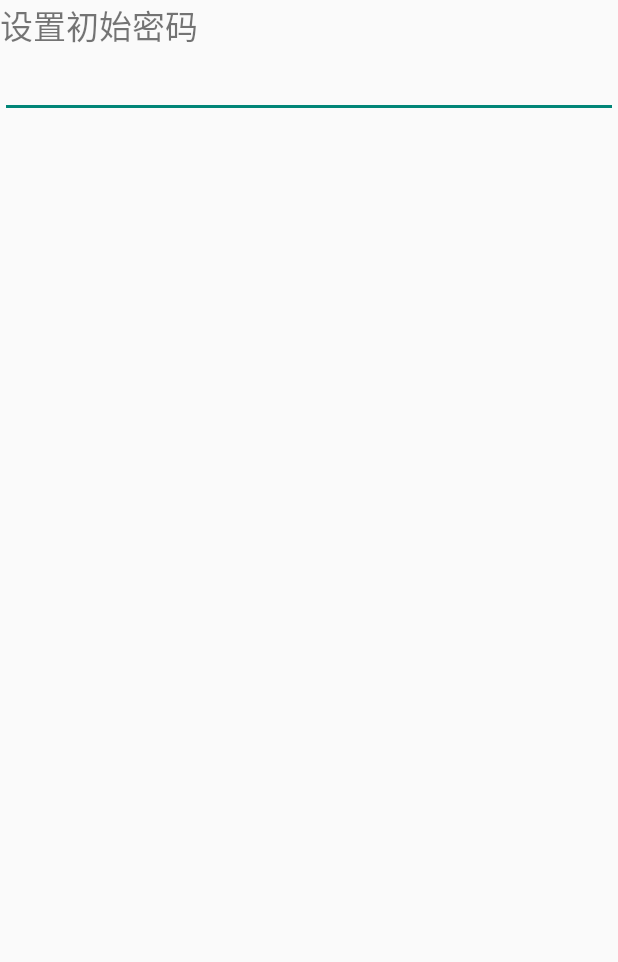
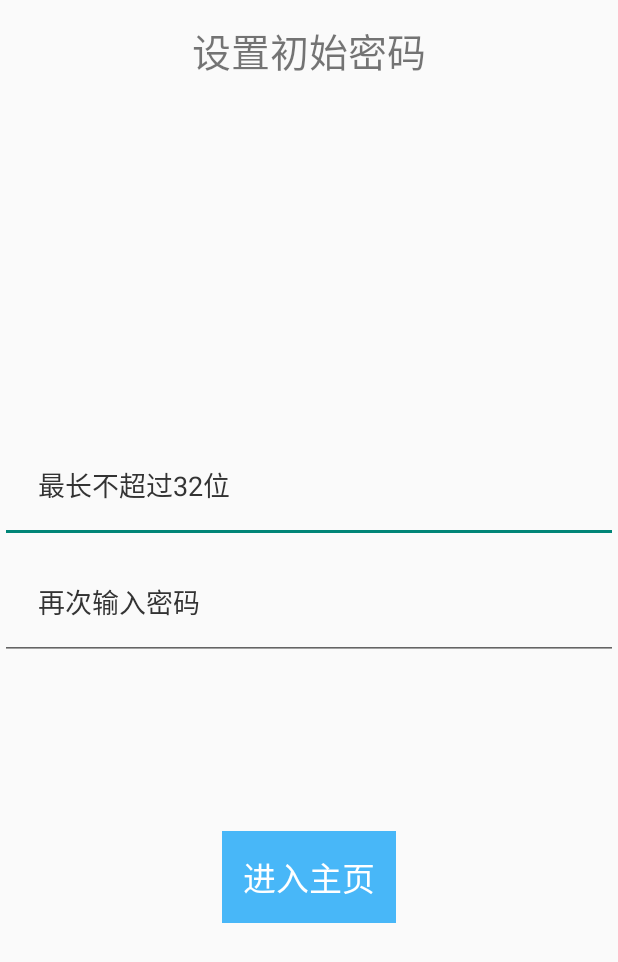
Before and after one commit to voler-JHL/mysecret, an Android app: the layout activity_register.xml on its own in the app's theme, with its tools: preview values and no code run, on a phone screen of 412 x 824 dp. Shown: the top 962 px of the screen. Run offline under Robolectric (Android 15) with nearby library versions, the phone set to English and light mode, and no system bars.

Commit message:
添加注册界面

```diff
--- a/myapp/src/main/res/layout/activity_register.xml
+++ b/myapp/src/main/res/layout/activity_register.xml
@@ -1,14 +1,65 @@
 <?xml version="1.0" encoding="utf-8"?>
 <LinearLayout xmlns:android="http://schemas.android.com/apk/res/android"
-    android:orientation="vertical" android:layout_width="match_parent"
-    android:layout_height="match_parent">
+    android:layout_width="match_parent"
+    android:layout_height="match_parent"
+    android:orientation="vertical">
 
     <TextView
-        android:layout_width="wrap_content"
-        android:layout_height="wrap_content"
+        android:layout_width="match_parent"
+        android:layout_height="0dp"
+        android:layout_marginTop="14dp"
+        android:layout_weight="1"
+        android:gravity="center_horizontal"
         android:text="设置初始密码"
-        android:textSize="22sp"/>
-    <EditText
+        android:textSize="26sp" />
+
+    <LinearLayout
         android:layout_width="match_parent"
-        android:layout_height="wrap_content" />
+        android:layout_height="0dp"
+        android:layout_centerInParent="true"
+        android:layout_weight="1"
+        android:orientation="vertical">
+
+        <EditText
+            android:id="@+id/et_input_password1"
+            android:layout_width="match_parent"
+            android:layout_height="wrap_content"
+            android:layout_centerInParent="true"
+            android:hint="最长不超过32位"
+            android:inputType="textPassword"
+            android:padding="25dp"
+            android:textColor="@color/black"
+            android:maxLength="32"
+            android:textColorHint="@color/gray_line" />
+
+        <EditText
+            android:id="@+id/et_input_password2"
+            android:layout_width="match_parent"
+            android:layout_height="wrap_content"
+            android:layout_centerInParent="true"
+            android:hint="再次输入密码"
+            android:inputType="textPassword"
+            android:padding="25dp"
+            android:maxLength="32"
+            android:textColor="@color/black"
+            android:textColorHint="@color/gray_line" />
+    </LinearLayout>
+
+    <LinearLayout
+        android:layout_width="match_parent"
+        android:layout_height="0dp"
+        android:layout_gravity="right"
+        android:layout_weight="1"
+        android:gravity="center_horizontal">
+
+        <TextView
+            android:id="@+id/tv_register"
+            android:layout_width="wrap_content"
+            android:layout_height="wrap_content"
+            android:background="@color/blue"
+            android:padding="14dp"
+            android:text="进入主页"
+            android:textColor="@color/white"
+            android:textSize="22sp" />
+    </LinearLayout>
 </LinearLayout>
```
Also changed, not shown: myapp/src/main/AndroidManifest.xml (+6 -2 lines), myapp/src/main/java/com/voler/myapplication/mvp/ui/activity/LoginActivity.java (+9 -4 lines), myapp/src/main/java/com/voler/myapplication/mvp/ui/activity/MainActivity.java (added, +116 -0 lines), myapp/src/main/java/com/voler/myapplication/mvp/ui/activity/RealMainActivity.java (added, +55 -0 lines), myapp/src/main/java/com/voler/myapplication/mvp/ui/activity/RegisterActivity.java (+37 -1 lines), myapp/src/main/java/com/voler/myapplication/mvp/ui/activity/SplashActivity.java (renamed from myapp/src/main/java/com/voler/myapplication/activity/SplashActivity.java, +14 -8 lines), myapp/src/main/java/com/voler/myapplication/util/StringUtil.java (+13 -7 lines).
